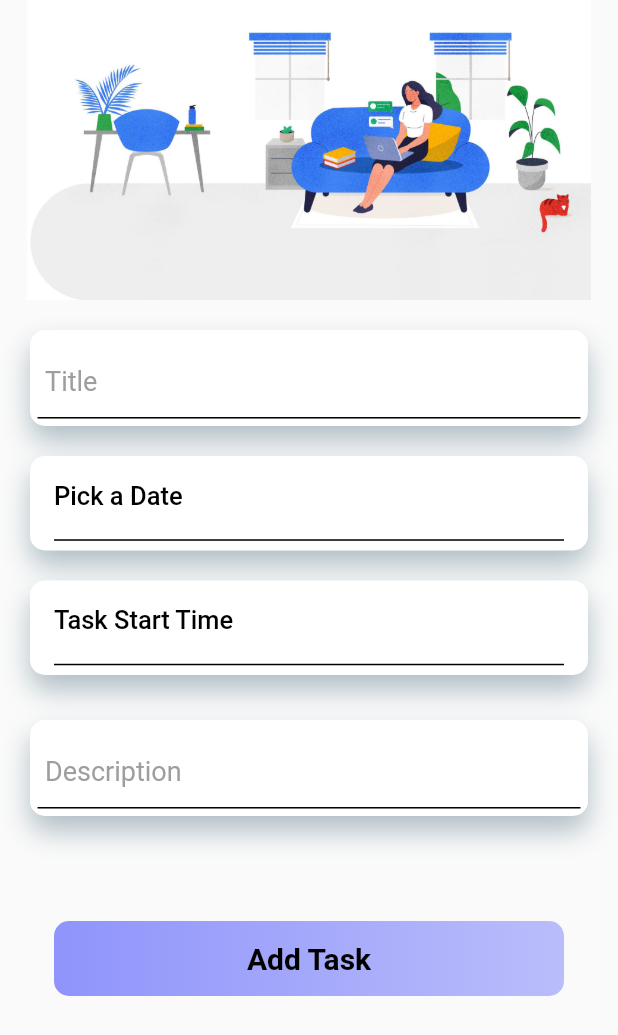
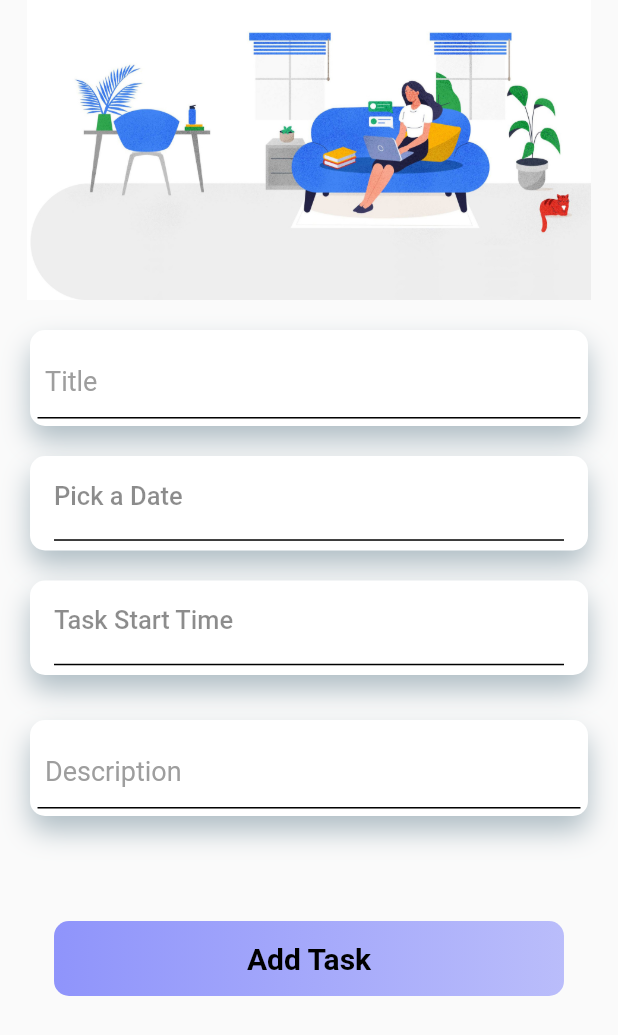
Before and after one commit to Deepanshuchauhan123/Reminder_Me_App, a Flutter app: the CreateTask screen opened directly, on a phone screen of 412 x 824 dp. Shown: the top 1035 px of the screen. Run offline on Flutter 3.47's test engine with Material 2 defaults, Android fonts, the phone set to English and light mode, and no system bars; our stand-ins replace cloud_firestore, firebase_auth, progress_dialog; accounts and stored records are empty.

Commit message:
Ui Updated

```diff
--- a/lib/CreateTask.dart
+++ b/lib/CreateTask.dart
@@ -78,6 +78,7 @@ class CreateTaskState extends State<CreateTask> {
                                 ),
                               ),
                               child: TextField(
+                                autofocus: false,
                                 controller: titlecontroller,
                                 decoration: InputDecoration(
                                   border: InputBorder.none,
@@ -144,7 +145,7 @@ class CreateTaskState extends State<CreateTask> {
                                       ? "Pick a Date"
                                       : _dateTime.toString().substring(0, 10),
                                   style: TextStyle(
-                                    color: Colors.black,
+                                    color: Colors.black45,
                                     fontSize: 17,
                                   ),
                                 ),
@@ -201,7 +202,7 @@ class CreateTaskState extends State<CreateTask> {
                                       ? "Task Start Time"
                                       : picked.format(context).toString(),
                                   style: TextStyle(
-                                    color: Colors.black,
+                                    color: Colors.black45,
                                     fontSize: 17,
                                   ),
                                 ),
@@ -237,6 +238,7 @@ class CreateTaskState extends State<CreateTask> {
                                 ),
                               ),
                               child: TextField(
+                                autofocus: false,
                                 controller: descController,
                                 decoration: InputDecoration(
                                   border: InputBorder.none,
```
Also changed, not shown: lib/Homepage.dart (+0 -23 lines), assets/fonts/OldStandardTT-Italic.ttf (deleted), assets/fonts/OldStandardTT-Regular.ttf (deleted), assets/images/addtask.gif (deleted).
